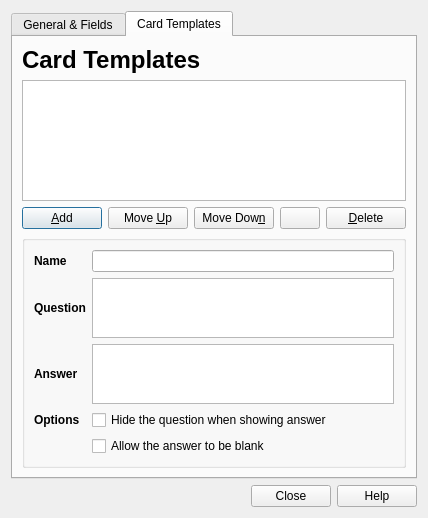
Qt form designer/modelproperties.ui (ankitects/anki) before a commit.
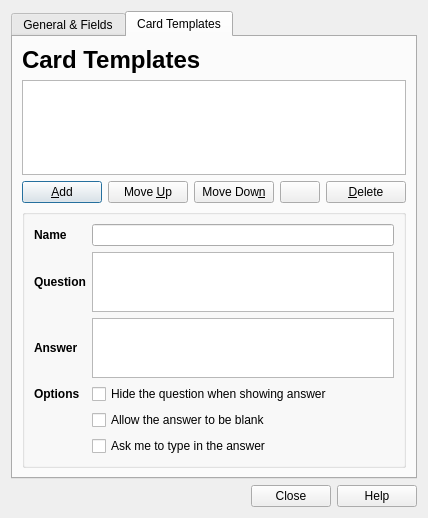
The same form after that commit. The open tabs and pages were chosen to show the change.

Commit message: type in answer support, accept ret from study options

The edit to the form file:
```diff
--- a/designer/modelproperties.ui
+++ b/designer/modelproperties.ui
@@ -490,6 +490,13 @@
               </property>
              </widget>
             </item>
+            <item row="5" column="1" >
+             <widget class="QCheckBox" name="typeAnswer" >
+              <property name="text" >
+               <string>Ask me to type in the answer</string>
+              </property>
+             </widget>
+            </item>
            </layout>
           </item>
          </layout>
```
Left out of the diff: 1 changed line with no effect on the pictures. The commit also changes 4 other files.
